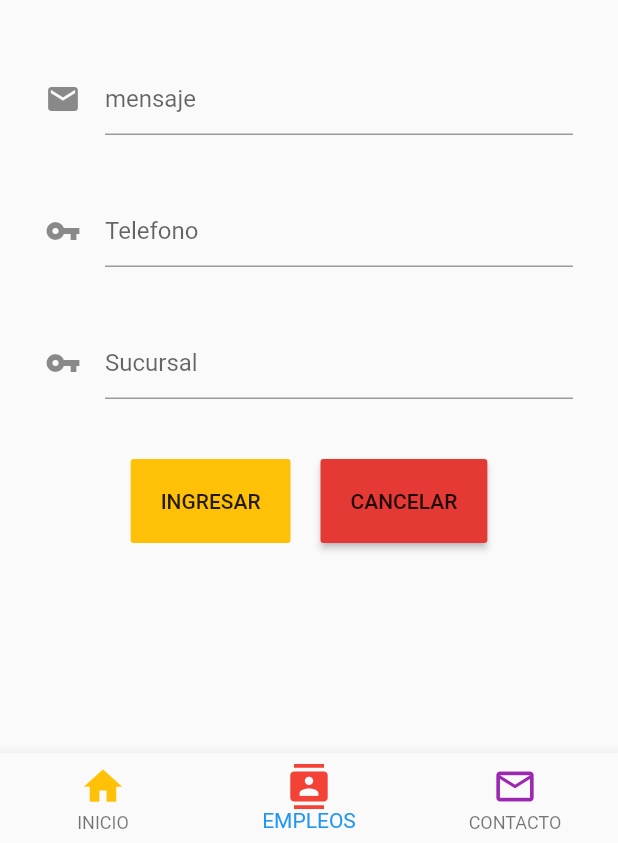
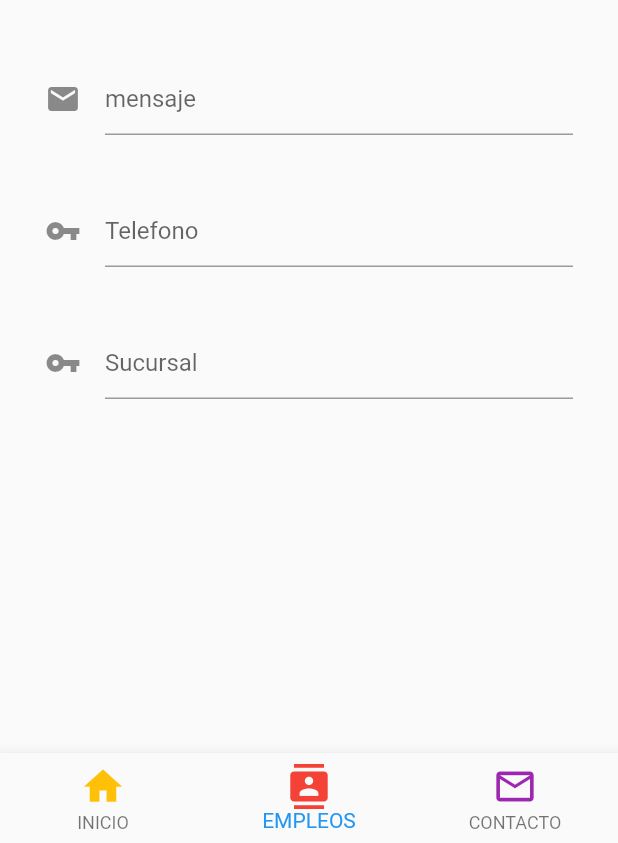
Before and after one commit to yauzli/hamburgesa, a Flutter app: the screen it shows after launch, item 2 of the bottom bar chosen, on a phone screen of 412 x 824 dp, the part 393-1236 px from its top. Run offline on Flutter 3.47's test engine with Material 2 defaults, Android fonts, the phone set to English and light mode, and no system bars.

```diff
--- a/lib/pages/second_pages.dart
+++ b/lib/pages/second_pages.dart
@@ -59,37 +59,7 @@ class SecondPage extends StatelessWidget {
                 SizedBox(
                   height: 40,
                 ),
-                Row(
-                  mainAxisAlignment: MainAxisAlignment.center,
-                  children: <Widget>[
-                    FlatButton(
-                      child: Text('INGRESAR'),
-                      color: Colors.amber,
-                      // borderRadius: BorderRadius.circular(30.0),
-                      padding: EdgeInsets.all(20.0),
-                      onPressed: () {},
-                    ), //Fin FlatButton
-                    new Padding(
-                      padding: const EdgeInsets.symmetric(horizontal: 10.0),
-                    ),
 
-                    RaisedButton(
-                      child: Text(
-                        'CANCELAR',
-                      ),
-                      color: Colors.red[600],
-                      // borderRadius: BorderRadius.circular(30.0),
-                      splashColor: Colors.cyan,
-                      animationDuration: Duration(seconds: 20),
-                      padding: EdgeInsets.all(20.0),
-                      colorBrightness: Brightness.light,
-                      onPressed: () {},
-                    ), //Fin Raised Button
-                    SizedBox(
-                      height: 40,
-                    ),
-                  ], //Fin niños Widget
-                ), //Fin de Niño Row
               ], //fin de widget
             ), //fin de column
           ], //fin de widget
```
Also changed, not shown: 1 other file.
